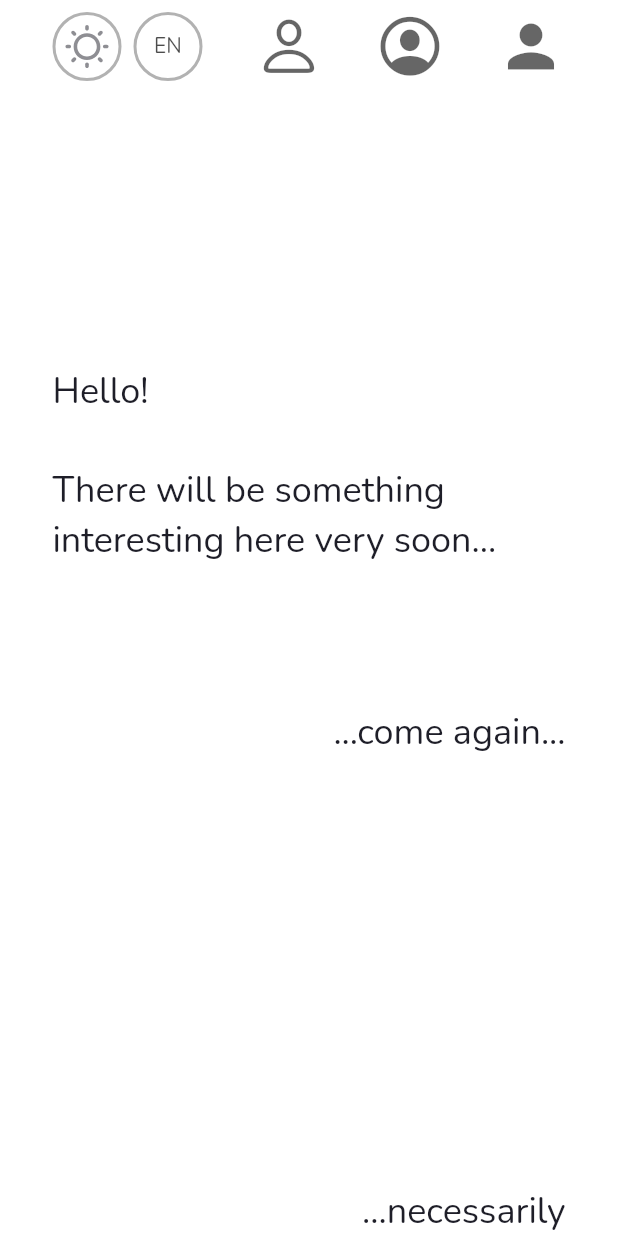
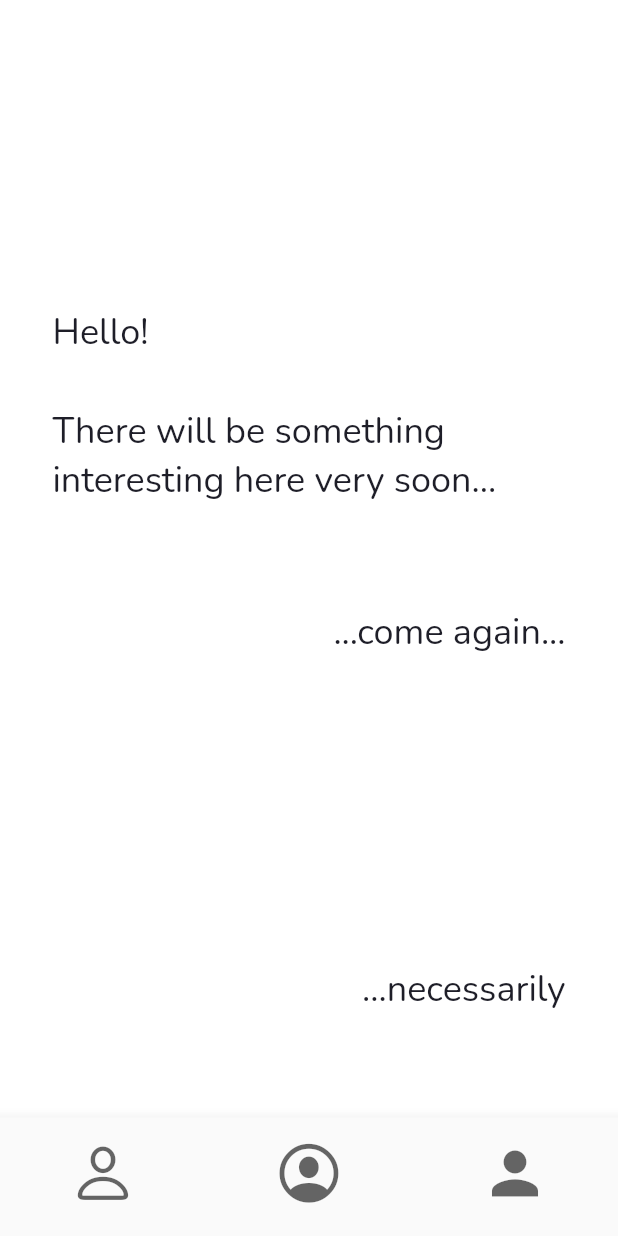
Before and after one commit to arutyun88/ovesdu_mobile, a Flutter app: the MainScreen screen opened directly, on a phone screen of 412 x 824 dp. Run offline on Flutter 3.47's test engine with Material 2 defaults, Android fonts, the phone set to English and light mode, and no system bars; our stand-ins replace bloc_concurrency, device_info_plus, dio, flutter_bloc, flutter_svg, freezed_annotation and 5 more; accounts and stored records are empty; generated files the repository leaves out were written again; network calls fail.

Commit message:
main: refactoring

```diff
--- a/lib/feature/main/ui/main_screen.dart
+++ b/lib/feature/main/ui/main_screen.dart
@@ -6,11 +6,8 @@ import 'package:flutter_gen/gen_l10n/app_localizations.dart';
 
 import '../../../app/const/const.dart';
 import '../../../app/data/setting_provider/theme_provider.dart';
-import '../../../app/ui/components/app_scaffold.dart';
-import '../../../app/ui/components/buttons/language_button/language_button.dart';
-import '../../../app/ui/components/buttons/theme_button/theme_button.dart';
+import '../../posts/ui/posts_screen.dart';
 import '../../profile/domain/state/profile_cubit.dart';
-import '../../profile/ui/profile_screen.dart';
 import '../../profile/ui/user_profile_screen.dart';
 import '../../profile/ui/user_screen.dart';
 
@@ -34,31 +31,39 @@ class _MainScreenState extends State<MainScreen> {
 
   @override
   Widget build(BuildContext context) {
-    return AppScaffold(
-      notifications: ValueNotifier([]),
-      body: SafeArea(
-        child: Column(
-          children: [
-            Padding(
-              padding: const EdgeInsets.symmetric(horizontal: mainPadding),
-              child: SizedBox(
-                width: MediaQuery.of(context).size.width,
-                child: Padding(
-                  padding: const EdgeInsets.only(top: verticalPadding),
-                  child: Row(
-                    mainAxisAlignment: MainAxisAlignment.spaceBetween,
-                    children: [
-                      Row(
-                        children: const [
-                          Padding(
-                            padding: EdgeInsets.only(right: verticalPadding),
-                            child: ThemeButton(),
+    return Scaffold(
+      bottomNavigationBar: BottomNavigationBar(
+        showSelectedLabels: false,
+        showUnselectedLabels: false,
+        items: [
+          BottomNavigationBarItem(
+            label: 'person',
+            icon: Icon(
+              CupertinoIcons.person,
+              size: buttonHeight,
+              color: Provider.of<ThemeProvider>(context).themeData.hintColor,
             ),
-                          LanguageButton(),
+          ),
+          BottomNavigationBarItem(
+            label: 'profile',
+            icon: Icon(
+              CupertinoIcons.profile_circled,
+              size: buttonHeight,
+              color: Provider.of<ThemeProvider>(context).themeData.hintColor,
+            ),
+          ),
+          BottomNavigationBarItem(
+            label: 'profile',
+            icon: Icon(
+              Icons.person,
+              size: buttonHeight,
+              color: Provider.of<ThemeProvider>(context).themeData.hintColor,
+            ),
+          ),
         ],
-                      ),
-                      GestureDetector(
-                        onTap: () async => Navigator.of(context).push(
+        onTap: (id) {
+          if (id == 0) {
+            Navigator.of(context).push(
               MaterialPageRoute(
                 builder: (context) => const UserProfileScreen(
                   userId: '22',
@@ -67,54 +72,28 @@ class _MainScreenState extends State<MainScreen> {
                   image: null,
                 ),
               ),
+            );
+          } else if (id == 1) {
+            Navigator.of(context).push(
+              MaterialPageRoute(
+                builder: (context) => const PostsScreen(),
               ),
-                        child: Icon(
-                          CupertinoIcons.person,
-                          size: buttonHeight,
-                          color: Provider.of<ThemeProvider>(context)
-                              .themeData
-                              .hintColor,
-                        ),
-                      ),
-                      GestureDetector(
-                        onTap: () => Navigator.of(context).push(
-                          MaterialPageRoute(
-                            builder: (context) => const ProfileScreen(),
-                          ),
-                        ),
-                        child: Hero(
-                          tag: 'some',
-                          child: Icon(
-                            CupertinoIcons.profile_circled,
-                            size: buttonHeight,
-                            color: Provider.of<ThemeProvider>(context)
-                                .themeData
-                                .hintColor,
-                          ),
-                        ),
-                      ),
-                      GestureDetector(
-                        onTap: () => Navigator.of(context).push(
+            );
+          } else if (id == 2) {
+            Navigator.of(context).push(
               MaterialPageRoute(
                 builder: (context) => const UserScreen(),
               ),
+            );
+          }
+        },
       ),
-                        child: Icon(
-                          Icons.person,
-                          size: buttonHeight,
-                          color: Provider.of<ThemeProvider>(context)
-                              .themeData
-                              .hintColor,
-                        ),
-                      ),
-                    ],
-                  ),
-                ),
-              ),
-            ),
+      body: SafeArea(
+        child: Column(
+          children: [
             const Flexible(
               fit: FlexFit.tight,
-              flex: 2,
+              flex: 3,
               child: SizedBox.shrink(),
             ),
             BlocListener<ProfileCubit, ProfileState>(
@@ -179,6 +158,11 @@ class _MainScreenState extends State<MainScreen> {
                 ),
               ),
             ),
+            const Flexible(
+              fit: FlexFit.tight,
+              flex: 1,
+              child: SizedBox.shrink(),
+            ),
           ],
         ),
       ),
```
Also changed, not shown: lib/app/ui/components/app_bar_logo_widget.dart (added, +28 -0 lines), lib/feature/posts/ui/components/post_type_item.dart (added, +53 -0 lines), lib/feature/posts/ui/posts_screen.dart (added, +135 -0 lines), lib/feature/profile/ui/user_screen.dart (+15 -0 lines). Lines whose indentation alone changed are shown as unchanged.
